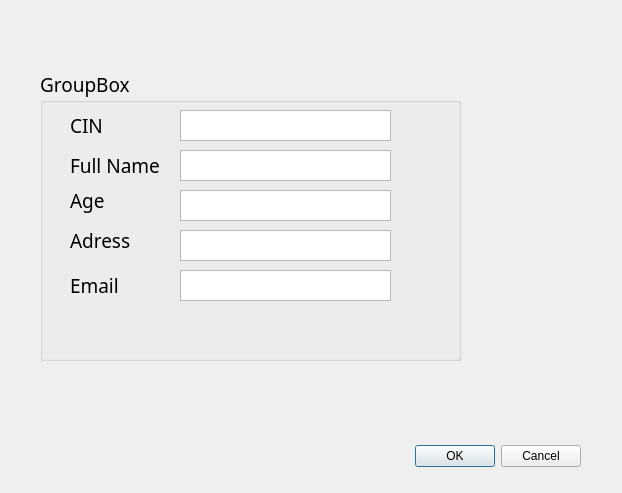
Before: the Qt Designer form MFactory/addemployee.ui in Leonardo580/Smart_Factory_2A11, drawn with Qt 5.
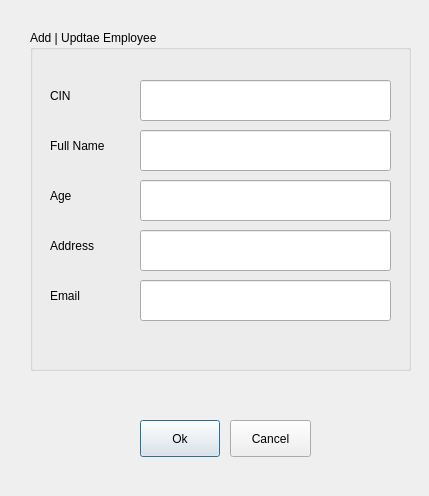
After: the same form once the commit is applied.

The edit to the form file:
```diff
--- a/MFactory/addemployee.ui
+++ b/MFactory/addemployee.ui
@@ -6,208 +6,167 @@
    <rect>
     <x>0</x>
     <y>0</y>
-    <width>622</width>
-    <height>493</height>
+    <width>429</width>
+    <height>496</height>
    </rect>
   </property>
   <property name="windowTitle">
    <string>Dialog</string>
   </property>
-  <property name="autoFillBackground">
-   <bool>false</bool>
-  </property>
-  <widget class="QDialogButtonBox" name="buttonBox">
+  <widget class="QPushButton" name="AddEmployeeButton">
    <property name="geometry">
     <rect>
-     <x>240</x>
-     <y>440</y>
-     <width>341</width>
-     <height>32</height>
+     <x>140</x>
+     <y>420</y>
+     <width>80</width>
+     <height>37</height>
     </rect>
    </property>
-   <property name="orientation">
-    <enum>Qt::Horizontal</enum>
+   <property name="text">
+    <string>Ok</string>
    </property>
-   <property name="standardButtons">
-    <set>QDialogButtonBox::Cancel|QDialogButtonBox::Ok</set>
+  </widget>
+  <widget class="QPushButton" name="AddEmployeeButton_2">
+   <property name="geometry">
+    <rect>
+     <x>230</x>
+     <y>420</y>
+     <width>81</width>
+     <height>37</height>
+    </rect>
    </property>
+   <property name="text">
+    <string>Cancel</string>
+   </property>
   </widget>
-  <widget class="QLabel" name="CIN">
+  <widget class="QGroupBox" name="groupBox_2">
    <property name="geometry">
     <rect>
-     <x>70</x>
-     <y>110</y>
-     <width>91</width>
+     <x>30</x>
+     <y>30</y>
+     <width>381</width>
+     <height>341</height>
+    </rect>
+   </property>
+   <property name="title">
+    <string>Add | Updtae Employee</string>
+   </property>
+   <widget class="QLabel" name="label">
+    <property name="geometry">
+     <rect>
+      <x>20</x>
+      <y>50</y>
+      <width>81</width>
      <height>31</height>
     </rect>
    </property>
-   <property name="font">
-    <font>
-     <family>Agency FB</family>
-     <pointsize>14</pointsize>
-    </font>
-   </property>
    <property name="text">
     <string>CIN</string>
    </property>
   </widget>
-  <widget class="QLabel" name="Full_Name">
+   <widget class="QLabel" name="label_2">
    <property name="geometry">
     <rect>
-     <x>70</x>
-     <y>150</y>
-     <width>91</width>
+      <x>20</x>
+      <y>100</y>
+      <width>81</width>
      <height>31</height>
     </rect>
    </property>
-   <property name="font">
-    <font>
-     <family>Agency FB</family>
-     <pointsize>14</pointsize>
-    </font>
-   </property>
    <property name="text">
     <string>Full Name</string>
    </property>
   </widget>
-  <widget class="QLabel" name="Age">
+   <widget class="QLabel" name="label_3">
    <property name="geometry">
     <rect>
-     <x>70</x>
-     <y>180</y>
-     <width>55</width>
-     <height>41</height>
-    </rect>
-   </property>
-   <property name="font">
-    <font>
-     <family>Agency FB</family>
-     <pointsize>14</pointsize>
-    </font>
-   </property>
+      <x>20</x>
+      <y>150</y>
+      <width>81</width>
+      <height>31</height>
+     </rect>
+    </property>
    <property name="text">
     <string>Age</string>
    </property>
   </widget>
-  <widget class="QLabel" name="Adress">
+   <widget class="QLabel" name="label_4">
    <property name="geometry">
     <rect>
-     <x>70</x>
-     <y>220</y>
+      <x>20</x>
+      <y>200</y>
      <width>81</width>
-     <height>41</height>
-    </rect>
-   </property>
-   <property name="font">
-    <font>
-     <family>Agency FB</family>
-     <pointsize>14</pointsize>
-    </font>
-   </property>
+      <height>31</height>
+     </rect>
+    </property>
    <property name="text">
-    <string>Adress</string>
-   </property>
-  </widget>
-  <widget class="QLabel" name="Email">
+     <string>Address</string>
+    </property>
+   </widget>
+   <widget class="QLabel" name="label_5">
    <property name="geometry">
     <rect>
-     <x>70</x>
-     <y>270</y>
-     <width>91</width>
+      <x>20</x>
+      <y>250</y>
+      <width>81</width>
      <height>31</height>
     </rect>
    </property>
-   <property name="font">
-    <font>
-     <family>Agency FB</family>
-     <pointsize>14</pointsize>
-    </font>
-   </property>
    <property name="text">
     <string>Email</string>
    </property>
   </widget>
-  <widget class="QTextEdit" name="textEdit">
+   <widget class="QLineEdit" name="Email_Employee_text">
    <property name="geometry">
     <rect>
-     <x>180</x>
-     <y>110</y>
-     <width>211</width>
-     <height>31</height>
+      <x>110</x>
+      <y>250</y>
+      <width>251</width>
+      <height>41</height>
     </rect>
    </property>
   </widget>
-  <widget class="QTextEdit" name="textEdit_2">
+   <widget class="QLineEdit" name="Name_Employee_text">
    <property name="geometry">
     <rect>
-     <x>180</x>
+      <x>110</x>
+      <y>100</y>
+      <width>251</width>
+      <height>41</height>
+     </rect>
+    </property>
+   </widget>
+   <widget class="QLineEdit" name="Age_Employee_text">
+    <property name="geometry">
+     <rect>
+      <x>110</x>
      <y>150</y>
-     <width>211</width>
-     <height>31</height>
+      <width>251</width>
+      <height>41</height>
     </rect>
    </property>
   </widget>
-  <widget class="QTextEdit" name="textEdit_3">
+   <widget class="QLineEdit" name="CIN_Employee_text">
    <property name="geometry">
     <rect>
-     <x>180</x>
-     <y>190</y>
-     <width>211</width>
-     <height>31</height>
+      <x>110</x>
+      <y>50</y>
+      <width>251</width>
+      <height>41</height>
     </rect>
    </property>
   </widget>
-  <widget class="QTextEdit" name="textEdit_4">
+   <widget class="QLineEdit" name="Address_Employee_text">
    <property name="geometry">
     <rect>
-     <x>180</x>
-     <y>230</y>
-     <width>211</width>
-     <height>31</height>
+      <x>110</x>
+      <y>200</y>
+      <width>251</width>
+      <height>41</height>
     </rect>
    </property>
   </widget>
-  <widget class="QTextEdit" name="textEdit_5">
-   <property name="geometry">
-    <rect>
-     <x>180</x>
-     <y>270</y>
-     <width>211</width>
-     <height>31</height>
-    </rect>
-   </property>
   </widget>
-  <widget class="QGroupBox" name="groupBox">
-   <property name="geometry">
-    <rect>
-     <x>40</x>
-     <y>70</y>
-     <width>421</width>
-     <height>291</height>
-    </rect>
-   </property>
-   <property name="font">
-    <font>
-     <family>Agency FB</family>
-     <pointsize>14</pointsize>
-    </font>
-   </property>
-   <property name="title">
-    <string>GroupBox</string>
-   </property>
-  </widget>
-  <zorder>groupBox</zorder>
-  <zorder>buttonBox</zorder>
-  <zorder>CIN</zorder>
-  <zorder>Full_Name</zorder>
-  <zorder>Age</zorder>
-  <zorder>Adress</zorder>
-  <zorder>Email</zorder>
-  <zorder>textEdit</zorder>
-  <zorder>textEdit_2</zorder>
-  <zorder>textEdit_3</zorder>
-  <zorder>textEdit_4</zorder>
-  <zorder>textEdit_5</zorder>
  </widget>
  <resources/>
  <connections>
```
Left out of the diff: 35 changed lines with no effect on the pictures. Lines whose indentation alone changed are shown as unchanged.
